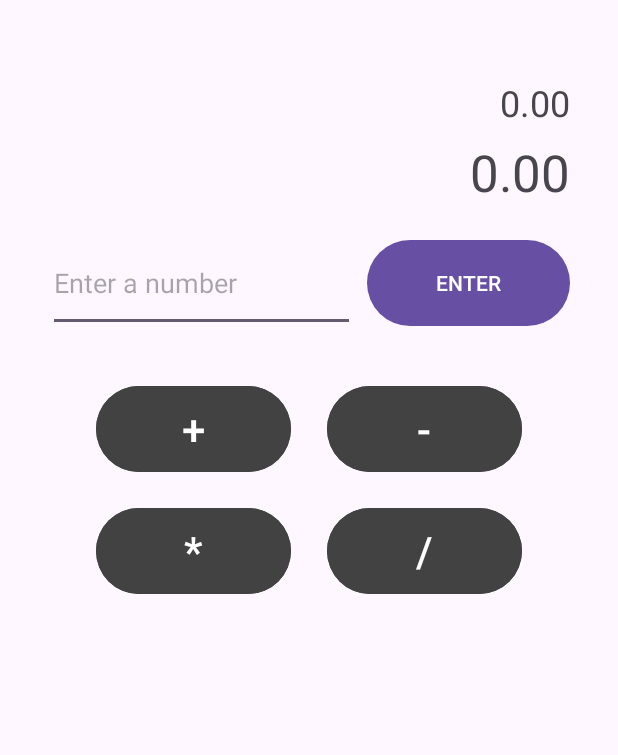
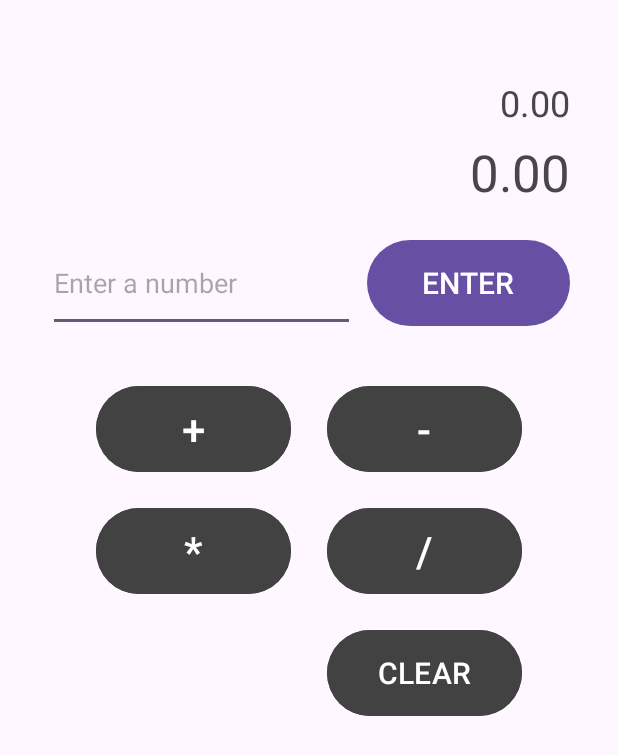
Before and after one commit to natewilliford/rpn-calc-android, an Android app: the screen it shows after launch (MainActivity), on a phone screen of 412 x 824 dp. Shown: the top 755 px of the screen. Run offline under Robolectric (Android 15) with nearby library versions, the phone set to English and light mode, and no system bars; our stand-ins replace Dagger/Hilt's generated code.

Commit message:
Add a clear button.

```diff
--- a/app/src/main/java/com/natewilliford/rpncalculator/RpnCalcFragment.java
+++ b/app/src/main/java/com/natewilliford/rpncalculator/RpnCalcFragment.java
@@ -44,6 +44,7 @@ public class RpnCalcFragment extends Fragment {
         binding.minusButton.setOnClickListener(v -> viewModel.submitOperator(Operator.MINUS));
         binding.multiplyButton.setOnClickListener(v -> viewModel.submitOperator(Operator.MULTIPLY));
         binding.divideButton.setOnClickListener(v -> viewModel.submitOperator(Operator.DIVIDE));
+        binding.clearButton.setOnClickListener(v -> viewModel.clearCalculator());
 
         return binding.getRoot();
     }
--- a/app/src/main/java/com/natewilliford/rpncalculator/RpnCalcFragmentViewModel.java
+++ b/app/src/main/java/com/natewilliford/rpncalculator/RpnCalcFragmentViewModel.java
@@ -62,6 +62,11 @@ public class RpnCalcFragmentViewModel extends ViewModel {
         return prevResult;
     }
 
+    public void clearCalculator() {
+        rpnCalculator.clear();
+        updateResults();
+    }
+
     private void updateResults() {
         currentResult.setValue(rpnCalculator.getLast());
         prevResult.setValue(rpnCalculator.getSecondLast());
--- a/app/src/main/java/com/natewilliford/rpncalculator/RpnCalculator.java
+++ b/app/src/main/java/com/natewilliford/rpncalculator/RpnCalculator.java
@@ -105,4 +105,9 @@ public class RpnCalculator {
         }
         return 0;
     }
+
+    /** Resets the state of the calculator */
+    public void clear() {
+        operandsStack.clear();
+    }
 }
--- a/app/src/main/res/layout/rpn_calc_fragment.xml
+++ b/app/src/main/res/layout/rpn_calc_fragment.xml
@@ -52,6 +52,7 @@
         android:layout_marginTop="16dp"
         android:layout_marginStart="4dp"
         android:text="@string/enter_button_text"
+        android:textSize="20sp"
         app:layout_constraintStart_toStartOf="@id/input_guideline"
         app:layout_constraintEnd_toEndOf="parent"
         app:layout_constraintTop_toBottomOf="@id/current_value_text" />
@@ -97,4 +98,13 @@
         app:layout_constraintStart_toStartOf="@id/half_vert_guideline"
         app:layout_constraintEnd_toEndOf="parent" />
 
+    <Button
+        android:id="@+id/clear_button"
+        style="@style/CalcButtonEnd"
+        android:text="@string/clear_button_text"
+        android:textSize="20sp"
+        app:layout_constraintTop_toBottomOf="@id/divide_button"
+        app:layout_constraintStart_toStartOf="@id/half_vert_guideline"
+        app:layout_constraintEnd_toEndOf="parent" />
+
 </androidx.constraintlayout.widget.ConstraintLayout>
--- a/app/src/main/res/values/strings.xml
+++ b/app/src/main/res/values/strings.xml
@@ -6,4 +6,5 @@
     <string name="minus_button_text">-</string>
     <string name="multiply_button_text">*</string>
     <string name="divide_button_text">/</string>
+    <string name="clear_button_text">CLEAR</string>
 </resources>
```
Also changed, not shown: 1 other file.
